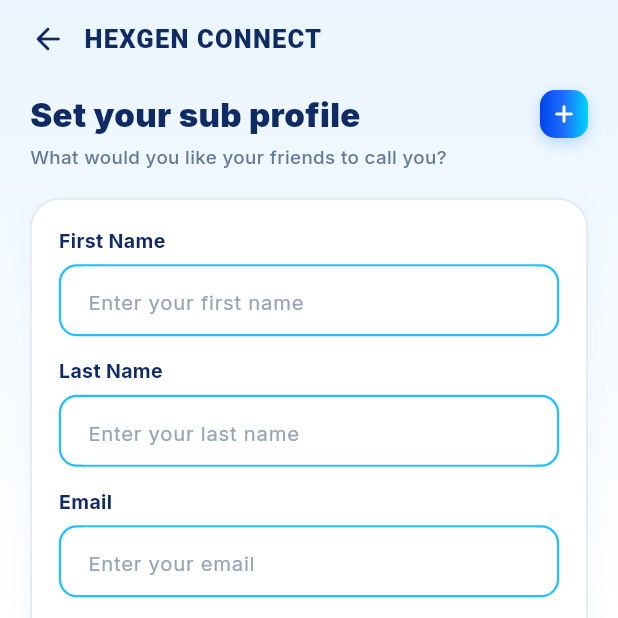
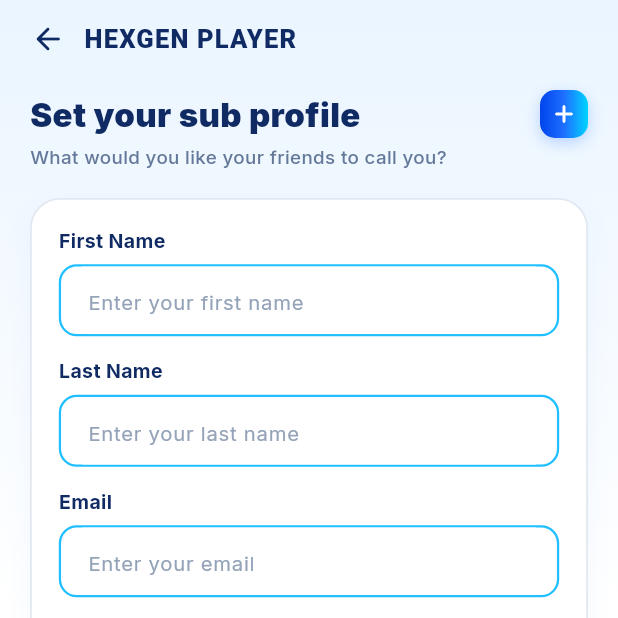
Before and after one commit to KESAVARAJ-CMD/Hexgen-Connect, a Flutter app: the SetSubProfileScreen screen opened directly, on a phone screen of 412 x 824 dp, the top half of it. Run offline on Flutter 3.47's test engine with Material 3 defaults, Android fonts, the phone set to English and light mode, and no system bars; our stand-ins replace google_fonts, image_picker, qr_flutter, share_plus, shared_preferences, video_player; missing offline and left inert: gal; accounts and stored records are empty; network calls fail.

Commit message:
Update app name to Hexgen Player

```diff
--- a/lib/features/onboarding/role_selection_screen.dart
+++ b/lib/features/onboarding/role_selection_screen.dart
@@ -81,7 +81,7 @@ class _RoleSelectionScreenState extends State<RoleSelectionScreen> {
                           ),
                           const SizedBox(width: 8),
                           const Text(
-                            'HEXGEN CONNECT',
+                            'HEXGEN PLAYER',
                             maxLines: 1,
                             overflow: TextOverflow.ellipsis,
                             style: TextStyle(
--- a/lib/main.dart
+++ b/lib/main.dart
@@ -31,7 +31,7 @@ class HexgenConnectApp extends StatelessWidget {
     );
 
     return MaterialApp(
-      title: 'Hexgen Connect',
+      title: 'Hexgen Player',
       debugShowCheckedModeBanner: false,
       theme: HexgenTheme.lightTheme.copyWith(textTheme: textTheme),
       home: const AuthGate(),
@@ -139,7 +139,7 @@ class _AuthGateState extends State<AuthGate> {
             ),
             const SizedBox(height: 24),
             Text(
-              'HEXGEN CONNECT',
+              'HEXGEN PLAYER',
               style: GoogleFonts.inter(
                 fontSize: 22,
                 fontWeight: FontWeight.w900,
--- a/lib/screens/account_settings_screen.dart
+++ b/lib/screens/account_settings_screen.dart
@@ -455,7 +455,7 @@ class _AccountSettingsScreenState extends State<AccountSettingsScreen> {
           ],
         ),
         content: const Text(
-          'Are you sure you want to log out of Hexgen Connect? You will return to the role selection screen.',
+          'Are you sure you want to log out of Hexgen Player? You will return to the role selection screen.',
           style: TextStyle(
             fontSize: 13.5,
             color: AppTheme.slateBlue,
@@ -514,7 +514,7 @@ class _AccountSettingsScreenState extends State<AccountSettingsScreen> {
 
   Widget _buildHexgenLogo() {
     return const Text(
-      'HEXGEN CONNECT',
+      'HEXGEN PLAYER',
       maxLines: 1,
       overflow: TextOverflow.ellipsis,
       style: TextStyle(
--- a/lib/screens/advanced_settings_screen.dart
+++ b/lib/screens/advanced_settings_screen.dart
@@ -373,7 +373,7 @@ class _AdvancedSettingsScreenState extends State<AdvancedSettingsScreen> {
           ],
         ),
         content: const Text(
-          'Are you sure you want to log out of Hexgen Connect? You will return to the role selection screen.',
+          'Are you sure you want to log out of Hexgen Player? You will return to the role selection screen.',
           style: TextStyle(
             fontSize: 13.5,
             color: AppTheme.slateBlue,
--- a/lib/screens/profile_screen.dart
+++ b/lib/screens/profile_screen.dart
@@ -237,7 +237,7 @@ class _ProfileScreenState extends State<ProfileScreen> {
           ],
         ),
         content: const Text(
-          'Are you sure you want to log out of Hexgen Connect?',
+          'Are you sure you want to log out of Hexgen Player?',
           style: TextStyle(
             fontSize: 13.5,
             color: Color(0xFF64748B),
@@ -835,7 +835,7 @@ class _ProfileScreenState extends State<ProfileScreen> {
                 // App Version info
                 const Center(
                   child: Text(
-                    'Hexgen Connect v1.0.4',
+                    'Hexgen Player v1.0.4',
                     style: TextStyle(
                       fontSize: 11,
                       color: Color(0xFF94A3B8),
--- a/lib/screens/set_sub_profile_screen.dart
+++ b/lib/screens/set_sub_profile_screen.dart
@@ -368,7 +368,7 @@ class _SetSubProfileScreenState extends State<SetSubProfileScreen> {
 
   Widget _buildHexgenLogo() {
     return const Text(
-      'HEXGEN CONNECT',
+      'HEXGEN PLAYER',
       maxLines: 1,
       overflow: TextOverflow.ellipsis,
       style: TextStyle(
--- a/lib/widgets/map_header_widget.dart
+++ b/lib/widgets/map_header_widget.dart
@@ -53,7 +53,7 @@ class MapHeaderWidget extends StatelessWidget {
                   ],
                 ),
                 child: const Text(
-                  'HEXGEN CONNECT',
+                  'HEXGEN PLAYER',
                   maxLines: 1,
                   overflow: TextOverflow.ellipsis,
                   style: TextStyle(
```
Also changed, not shown: 2 other files.
